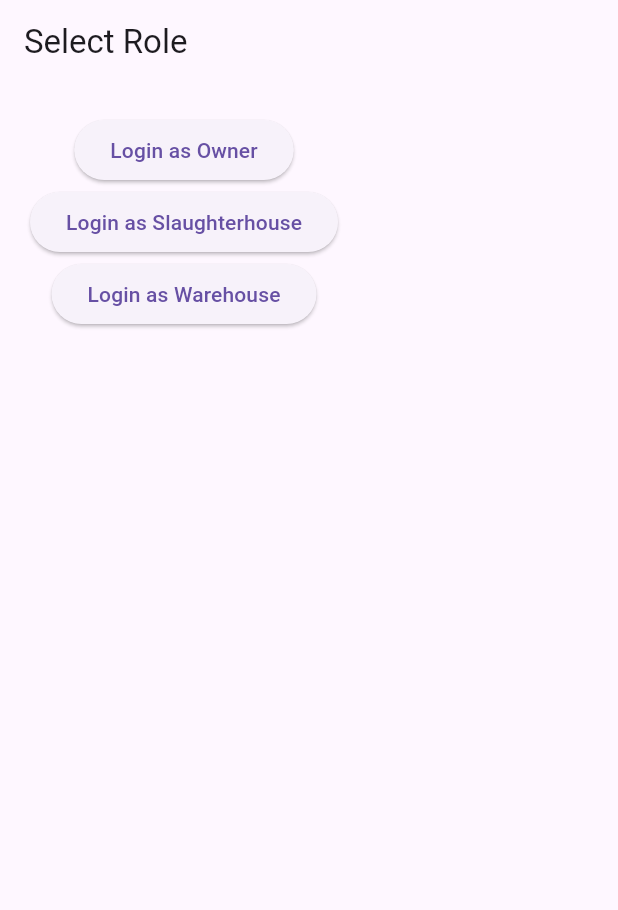
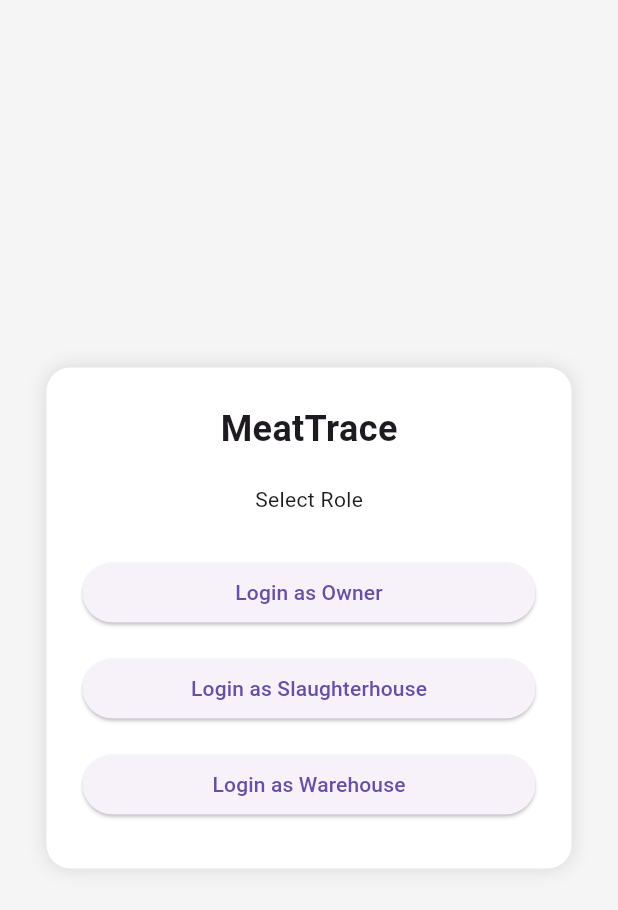
Before and after one commit to bilaltarar008/meat_exporter_app, a Flutter app: the screen it shows after launch, on a phone screen of 412 x 824 dp. Shown: the top 910 px of the screen. Run offline on Flutter 3.47's test engine with Material 3 defaults, Android fonts, the phone set to English and light mode, and no system bars; our stand-ins replace flutter_riverpod.

Commit message:
update the UI for all four screen

```diff
--- a/lib/features/auth/login_screen.dart
+++ b/lib/features/auth/login_screen.dart
@@ -9,42 +9,82 @@ class LoginScreen extends ConsumerWidget {
   @override
   Widget build(BuildContext context, WidgetRef ref) {
     return Scaffold(
-      appBar: AppBar(title: const Text("Select Role")),
-      body: Padding(
-        padding: const EdgeInsets.all(20),
+      body: Center(
+        child: Container(
+          width: 350,
+          padding: const EdgeInsets.all(24),
+          decoration: BoxDecoration(
+            color: Colors.white,
+            borderRadius: BorderRadius.circular(16),
+            boxShadow: [
+              BoxShadow(
+                color: Colors.black12,
+                blurRadius: 10,
+              )
+            ],
+          ),
           child: Column(
+            mainAxisSize: MainAxisSize.min,
             children: [
-            ElevatedButton(
-              onPressed: () {
+              const Text(
+                "MeatTrace",
+                style: TextStyle(fontSize: 24, fontWeight: FontWeight.bold),
+              ),
+              const SizedBox(height: 20),
+              const Text("Select Role"),
+              const SizedBox(height: 20),
+
+              _buildButton(
+                context,
+                "Login as Owner",
+                    () {
                   ref.read(authProvider.notifier).state = User(
                     id: "1",
                     name: "Amir",
                     role: UserRole.owner,
                   );
                 },
-              child: const Text("Login as Owner"),
               ),
-            ElevatedButton(
-              onPressed: () {
+
+              _buildButton(
+                context,
+                "Login as Slaughterhouse",
+                    () {
                   ref.read(authProvider.notifier).state = User(
                     id: "2",
-                  name: "Slaughterhouse User",
+                    name: "Slaughterhouse",
                     role: UserRole.slaughterhouse,
                   );
                 },
-              child: const Text("Login as Slaughterhouse"),
               ),
-            ElevatedButton(
-              onPressed: () {
+
+              _buildButton(
+                context,
+                "Login as Warehouse",
+                    () {
                   ref.read(authProvider.notifier).state = User(
                     id: "3",
-                  name: "Warehouse Manager",
+                    name: "Warehouse",
                     role: UserRole.warehouse,
                   );
                 },
-              child: const Text("Login as Warehouse"),
               ),
             ],
+          ),
+        ),
+      ),
+      backgroundColor: Colors.grey[100],
+    );
+  }
+
+  Widget _buildButton(BuildContext context, String text, VoidCallback onPressed) {
+    return Padding(
+      padding: const EdgeInsets.symmetric(vertical: 8),
+      child: SizedBox(
+        width: double.infinity,
+        child: ElevatedButton(
+          onPressed: onPressed,
+          child: Text(text),
         ),
       ),
     );
```
Also changed, not shown: lib/features/home/owner_home.dart (+52 -5 lines), lib/features/home/slaughterhouse_home.dart (+17 -4 lines), lib/features/home/warehouse_home.dart (+17 -4 lines). Lines whose indentation alone changed are shown as unchanged.
